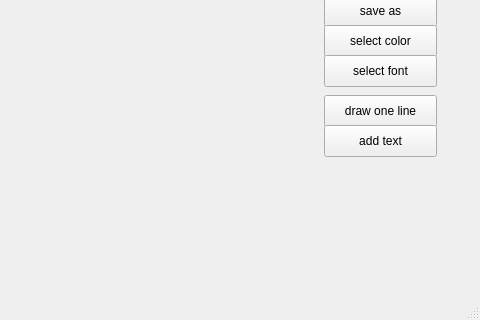
Qt form mainwindow.ui (LuxxxLucy/emopic03) before a commit; both pictures show x 176 to 656 and y 182 to 502 of the 656 by 502 pixel window.
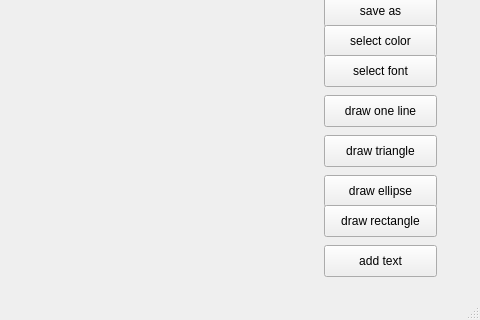
The same form after that commit.

What changed in the file:
```diff
--- a/mainwindow.ui
+++ b/mainwindow.ui
@@ -2,6 +2,9 @@
 <ui version="4.0">
  <class>MainWindow</class>
  <widget class="QMainWindow" name="MainWindow">
+  <property name="enabled">
+   <bool>true</bool>
+  </property>
   <property name="geometry">
    <rect>
     <x>0</x>
@@ -96,7 +99,7 @@
     <property name="geometry">
      <rect>
       <x>500</x>
-      <y>290</y>
+      <y>410</y>
       <width>113</width>
       <height>32</height>
      </rect>
@@ -105,6 +108,51 @@
      <string>add text</string>
     </property>
    </widget>
+   <widget class="QPushButton" name="draw_polygon_button">
+    <property name="enabled">
+     <bool>true</bool>
+    </property>
+    <property name="geometry">
+     <rect>
+      <x>500</x>
+      <y>300</y>
+      <width>113</width>
+      <height>32</height>
+     </rect>
+    </property>
+    <property name="contextMenuPolicy">
+     <enum>Qt::DefaultContextMenu</enum>
+    </property>
+    <property name="text">
+     <string>draw triangle</string>
+    </property>
+   </widget>
+   <widget class="QPushButton" name="draw_ellipse_button">
+    <property name="geometry">
+     <rect>
+      <x>500</x>
+      <y>340</y>
+      <width>113</width>
+      <height>32</height>
+     </rect>
+    </property>
+    <property name="text">
+     <string>draw ellipse</string>
+    </property>
+   </widget>
+   <widget class="QPushButton" name="draw_rectangle_button">
+    <property name="geometry">
+     <rect>
+      <x>500</x>
+      <y>370</y>
+      <width>113</width>
+      <height>32</height>
+     </rect>
+    </property>
+    <property name="text">
+     <string>draw rectangle</string>
+    </property>
+   </widget>
   </widget>
   <widget class="QMenuBar" name="menuBar">
    <property name="geometry">
```
Left out of the diff: 51 changed lines with no effect on the pictures.
